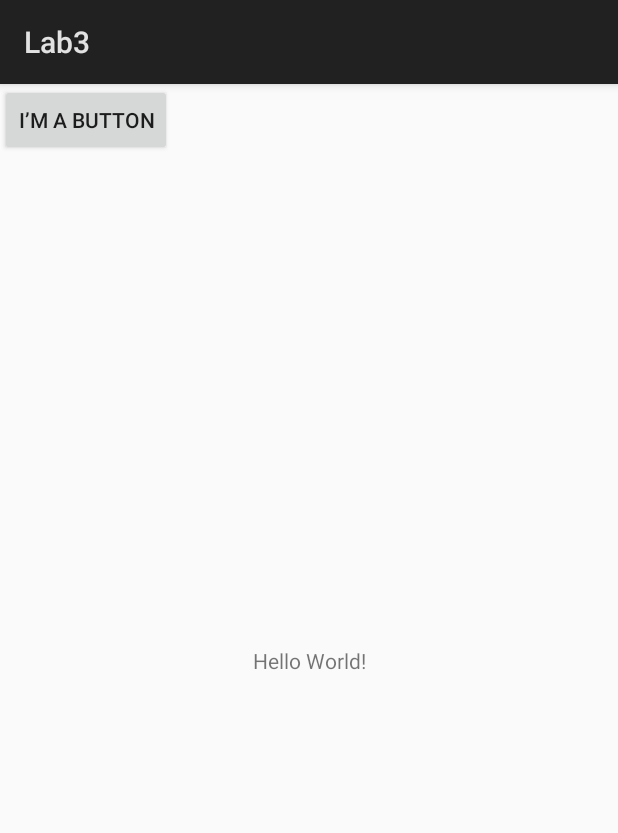
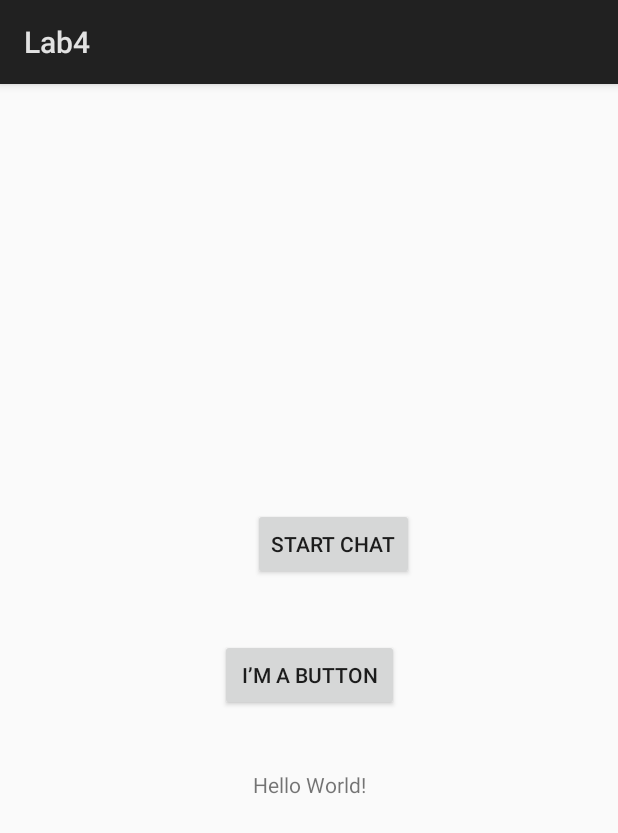
Before and after one commit to alexkrum0v/CST2355, an Android app: the StartActivity screen opened directly, with no data from a screen before it, on a phone screen of 412 x 824 dp. Shown: the top 833 px of the screen. Run offline under Robolectric (Android 15) with nearby library versions, the phone set to English and light mode, and no system bars.

Commit message:
Lab4 DONE

```diff
--- a/app/src/main/java/android/labs/ListItemsActivity.java
+++ b/app/src/main/java/android/labs/ListItemsActivity.java
@@ -7,11 +7,9 @@ import android.os.Bundle;
 import android.provider.MediaStore;
 import android.util.Log;
 import android.view.View;
-import android.widget.Button;
 import android.widget.CheckBox;
 import android.widget.CompoundButton;
 import android.widget.ImageButton;
-import android.widget.ImageView;
 import android.content.Intent;
 import android.widget.Switch;
 import android.widget.Toast;
--- a/app/src/main/java/android/labs/LoginActivity.java
+++ b/app/src/main/java/android/labs/LoginActivity.java
@@ -15,6 +15,7 @@ public class LoginActivity extends Activity {
     Button btnLogin;
     EditText email;
     SharedPreferences sharedP;
+
 
     @Override
     protected void onCreate(Bundle savedInstanceState) {
--- a/app/src/main/java/android/labs/StartActivity.java
+++ b/app/src/main/java/android/labs/StartActivity.java
@@ -17,12 +17,24 @@ public class StartActivity extends Activity {
         setContentView(R.layout.activity_start);
         Log.i(ACTIVITY_NAME,"onCreate()");
         Button startActivityBtn = findViewById(R.id.startActivityBtn);
+        Button startChtButton = findViewById(R.id.chatBtn);
 
         startActivityBtn.setOnClickListener(new View.OnClickListener() {
             @Override
             public void onClick(View v) {
                 Intent startIntent = new Intent(StartActivity.this, ListItemsActivity.class);
                 startActivityForResult(startIntent, 50);
+            }
+        });
+
+        startChtButton.setOnClickListener(new View.OnClickListener() {
+            @Override
+            public void onClick(View v) {
+                Log.i(ACTIVITY_NAME, "User clicked Start Chat");
+                Intent chatIntent;
+                chatIntent = new Intent(StartActivity.this, ChatWindow.class);
+                startActivity(chatIntent);
+
             }
         });
     }
--- a/app/src/main/res/layout/activity_start.xml
+++ b/app/src/main/res/layout/activity_start.xml
@@ -1,5 +1,6 @@
 <?xml version="1.0" encoding="utf-8"?>
-<android.support.constraint.ConstraintLayout xmlns:android="http://schemas.android.com/apk/res/android"
+<android.support.constraint.ConstraintLayout
+    xmlns:android="http://schemas.android.com/apk/res/android"
     xmlns:app="http://schemas.android.com/apk/res-auto"
     xmlns:tools="http://schemas.android.com/tools"
     android:layout_width="match_parent"
@@ -7,20 +8,38 @@
     tools:context="android.labs.StartActivity">
 
     <TextView
+        android:id="@+id/textView5"
         android:layout_width="wrap_content"
         android:layout_height="wrap_content"
         android:text="@string/hello_message"
         app:layout_constraintBottom_toBottomOf="parent"
-        app:layout_constraintLeft_toLeftOf="parent"
-        app:layout_constraintRight_toRightOf="parent"
-        app:layout_constraintTop_toTopOf="parent" />
+        app:layout_constraintEnd_toEndOf="parent"
+        app:layout_constraintStart_toStartOf="parent"
+        app:layout_constraintTop_toTopOf="parent"
+        app:layout_constraintVertical_bias="0.611" />
 
     <Button
         android:id="@+id/startActivityBtn"
+        android:layout_width="119dp"
+        android:layout_height="wrap_content"
+        android:text="@string/ButtonText"
+        app:layout_constraintBottom_toTopOf="@+id/textView5"
+        app:layout_constraintEnd_toEndOf="parent"
+        app:layout_constraintStart_toStartOf="parent"
+        app:layout_constraintTop_toBottomOf="@+id/chatBtn" />
+
+    <Button
+        android:id="@+id/chatBtn"
         android:layout_width="wrap_content"
         android:layout_height="wrap_content"
-        android:text="@string/ButtonText"
-        tools:layout_editor_absoluteX="135dp"
-        tools:layout_editor_absoluteY="179dp" />
+        android:layout_marginEnd="136dp"
+        android:layout_weight="1"
+        android:text="@string/startChat"
+        app:layout_constraintBottom_toBottomOf="parent"
+        app:layout_constraintEnd_toEndOf="parent"
+        app:layout_constraintTop_toTopOf="parent"
+        app:layout_constraintVertical_bias="0.393" />
+
+
 
 </android.support.constraint.ConstraintLayout>
```
Also changed, not shown: app/src/main/AndroidManifest.xml (+21 -15 lines), app/src/main/java/android/labs/ChatWindow.java (added, +113 -0 lines), app/src/main/res/layout/activity_chat_window.xml (added, +37 -0 lines), app/src/main/res/layout/chat_row_incoming.xml (added, +21 -0 lines), app/src/main/res/layout/chat_row_outgoing.xml (added, +23 -0 lines), app/src/main/res/values/strings.xml (+11 -6 lines), app/src/main/res/drawable-bg/flag.png (added), app/src/main/res/drawable-bg/row_even.png (added), app/src/main/res/drawable-bg/row_odd.png (added), app/src/main/res/drawable-en/flag.png (added), app/src/main/res/drawable-en/row_even.png (added), app/src/main/res/drawable-en/row_odd.png (added), app/src/main/res/drawable/row_even.png (added), app/src/main/res/drawable/row_odd.png (added), 1 other file.
